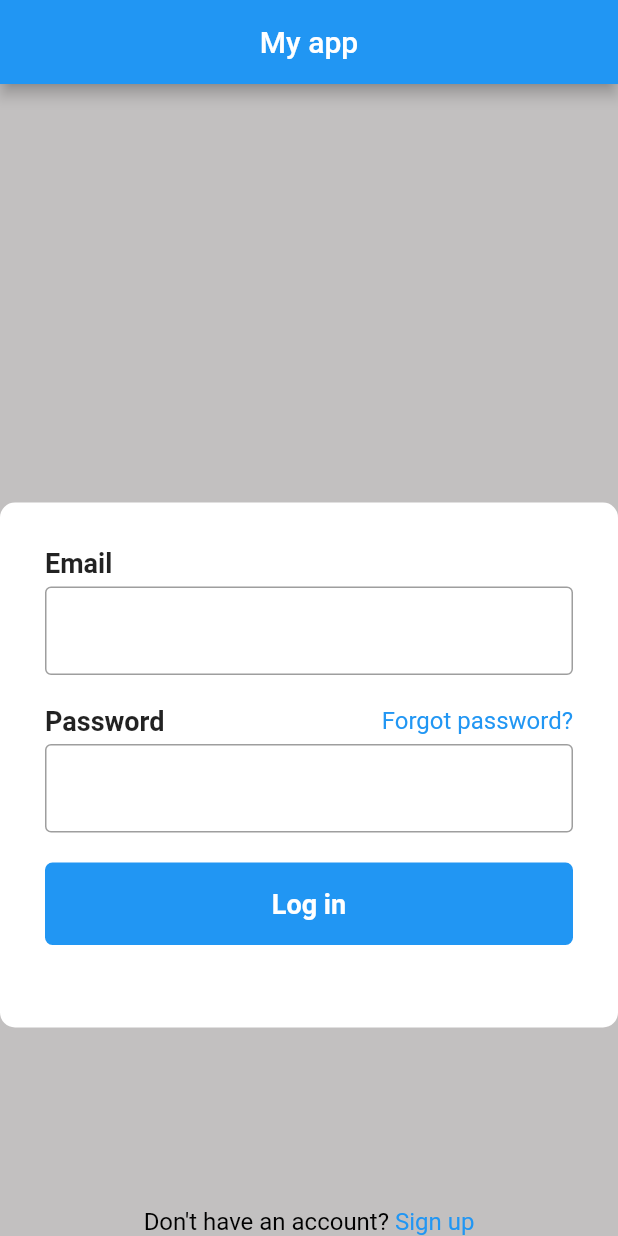
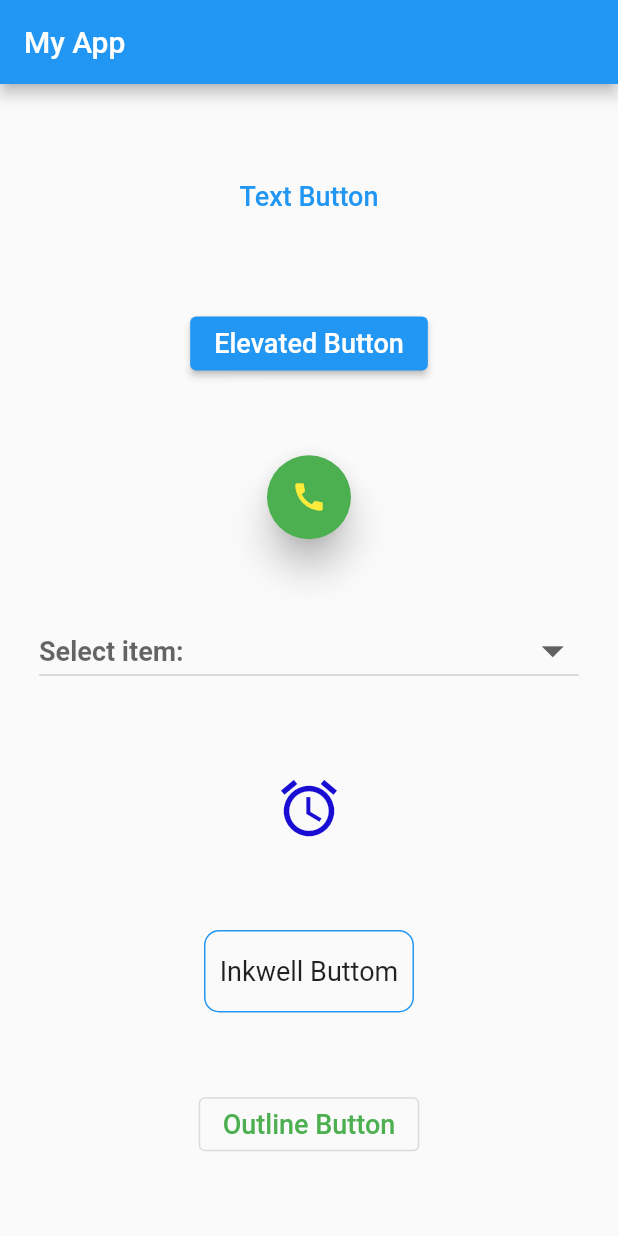
Before and after one commit to tkakenov/hw_19, a Flutter app: the screen it shows after launch, on a phone screen of 412 x 824 dp. Run offline on Flutter 3.47's test engine with Material 2 defaults, Android fonts, the phone set to English and light mode, and no system bars.

Commit message:
create buttons

```diff
--- a/lib/main.dart
+++ b/lib/main.dart
@@ -1,127 +1,134 @@
 import 'package:flutter/material.dart';
 
-void main() => runApp(MyApp());
+void main() => runApp(const MyApp());
 
 class MyApp extends StatelessWidget {
+  const MyApp({Key? key}) : super(key: key);
+
   @override
   Widget build(BuildContext context) {
-    return MaterialApp(
-      home: Scaffold(
+    return const MaterialApp(
+      home: MyHomePage(),
+    );
+  }
+}
+
+class MyHomePage extends StatefulWidget {
+  const MyHomePage({Key? key}) : super(key: key);
+
+  @override
+  _MyHomePageState createState() => _MyHomePageState();
+}
+
+class _MyHomePageState extends State<MyHomePage> {
+  String? valueChoose;
+  List listItem = ["one", "two", "three", "four", "five"];
+
+  @override
+  Widget build(BuildContext context) {
+    return Scaffold(
       appBar: AppBar(
-          centerTitle: true,
-          title: const Text('My app'),
+        title: const Text("My App"),
       ),
-        body: Container(
-          decoration:
-              const BoxDecoration(color: Color.fromARGB(255, 194, 192, 192)),
+      body: Center(
         child: Column(
-            mainAxisAlignment: MainAxisAlignment.end,
+          mainAxisAlignment: MainAxisAlignment.spaceEvenly,
           children: [
-              Container(
-                child: Padding(
-                  padding: const EdgeInsets.all(30.0),
-                  child: Column(
-                    crossAxisAlignment: CrossAxisAlignment.start,
-                    children: [
-                      const Text(
-                        "Email",
+            TextButton(
+              onPressed: () {},
+              style: ButtonStyle(
+                  overlayColor: MaterialStateProperty.all(Colors.blue)),
+              child: const Text(
+                "Text Button",
+                style: TextStyle(fontSize: 18),
+              ),
+            ),
+            ElevatedButton(
+              onPressed: () {},
+              child: const Text(
+                "Elevated Button",
+                style: TextStyle(fontSize: 18),
+              ),
+            ),
+            FloatingActionButton(
+              onPressed: () {},
+              child: Icon(Icons.call),
+              elevation: 10,
+              backgroundColor: Colors.green,
+              foregroundColor: Colors.yellow,
+            ),
+            Padding(
+              padding: const EdgeInsets.only(left: 26, right: 26),
+              child: DropdownButton(
+                hint: const Text(
+                  "Select item: ",
                   style: TextStyle(
                     fontSize: 18,
                     fontWeight: FontWeight.bold,
                   ),
                 ),
-                      const Padding(
-                        padding: EdgeInsets.only(
-                          top: 5.0,
-                          bottom: 20,
+                dropdownColor: Colors.lightBlueAccent,
+                iconSize: 35,
+                value: valueChoose,
+                isExpanded: true,
+                style: const TextStyle(color: Colors.black, fontSize: 18),
+                onChanged: (newValue) {
+                  setState(() {
+                    valueChoose = newValue as String?;
+                  });
+                },
+                items: listItem.map((valueItem) {
+                  return DropdownMenuItem(
+                    value: valueItem,
+                    child: Text(valueItem),
+                  );
+                }).toList(),
               ),
-                        child: TextField(
-                          decoration: InputDecoration(
-                            border: OutlineInputBorder(),
+            ),
+            IconButton(
+              onPressed: () {},
+              highlightColor: Colors.grey,
+              icon: const Icon(Icons.access_alarm),
+              color: const Color.fromARGB(255, 26, 13, 211),
+              iconSize: 45,
+              splashColor: Colors.amber,
+              splashRadius: 50.0,
+              tooltip: "Alarm",
+            ),
+            InkWell(
+              borderRadius: const BorderRadius.all(Radius.circular(8)),
+              radius: 100,
+              splashColor: Colors.green,
+              onTap: () {},
+              child: Container(
+                decoration: BoxDecoration(
+                  border: Border.all(
+                    color: Colors.blue,
+                  ),
+                  borderRadius: BorderRadius.circular(10.0),
+                ),
+                width: 140,
+                height: 55,
+                child: const Center(
+                  child: Text(
+                    "Inkwell Buttom",
+                    style: TextStyle(fontSize: 18),
                   ),
                 ),
               ),
-                      Row(
-                        mainAxisAlignment: MainAxisAlignment.spaceBetween,
-                        children: const [
-                          Text(
-                            "Password",
-                            style: TextStyle(
-                              fontSize: 18,
-                              fontWeight: FontWeight.bold,
             ),
-                          ),
-                          Text(
-                            "Forgot password?",
-                            style: TextStyle(
-                              color: Colors.blue,
-                              fontSize: 16,
-                            ),
-                          ),
-                        ],
-                      ),
-                      const Padding(
-                        padding: EdgeInsets.only(
-                          top: 5.0,
-                          bottom: 20,
-                        ),
-                        child: TextField(
-                          decoration: InputDecoration(
-                            border: OutlineInputBorder(),
-                          ),
-                        ),
-                      ),
-                      Container(
-                        decoration: BoxDecoration(
-                          borderRadius: BorderRadius.circular(5),
-                          color: Colors.blue,
-                        ),
-                        height: 55,
-                        width: double.infinity,
-                        child: const Center(
-                          child: Text(
-                            "Log in",
-                            style: TextStyle(
-                              color: Colors.white,
-                              fontSize: 18,
-                              fontWeight: FontWeight.bold,
-                            ),
-                          ),
-                        ),
-                      )
-                    ],
-                  ),
-                ),
-                decoration: const BoxDecoration(
-                    color: Colors.white,
-                    borderRadius: BorderRadius.all(Radius.circular(10))),
-                height: 350,
-              ),
-              const SizedBox(
-                height: 120,
-              ),
-              RichText(
-                text: const TextSpan(
-                  text: "Don\'t have an account? ",
-                  style: TextStyle(
-                    color: Colors.black,
-                    fontSize: 16,
-                  ),
-                  children: [
-                    TextSpan(
-                      text: "Sign up",
-                      style: TextStyle(
-                        color: Colors.blue,
+            OutlinedButton(
+              onPressed: () {},
+              child:
+                  const Text("Outline Button", style: TextStyle(fontSize: 18)),
+              style: ButtonStyle(
+                foregroundColor: MaterialStateProperty.all(Colors.green),
+                overlayColor: MaterialStateProperty.all(Colors.amber),
               ),
             ),
           ],
         ),
       ),
-            ],
-          ),
-        ),
-        backgroundColor: Color.fromARGB(255, 161, 203, 243),
-      ),
     );
   }
 }
```
Lines whose indentation alone changed are shown as unchanged.
